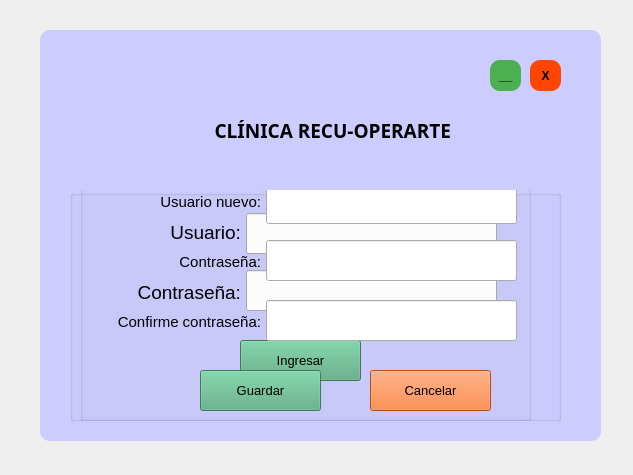
karmaly/Proyecto, file modificar.ui: the form before one commit.
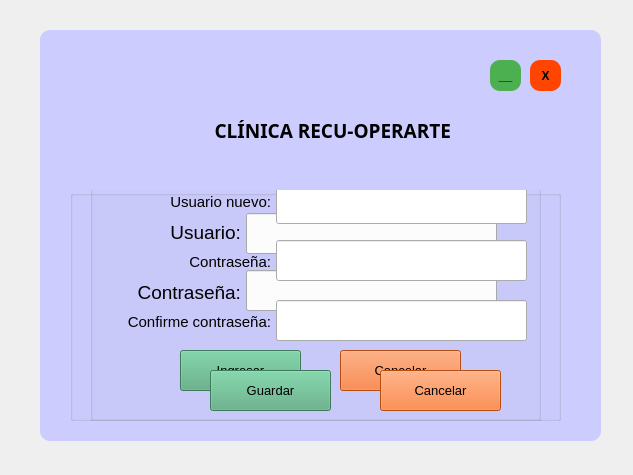
The form after the commit.

```diff
--- a/modificar.ui
+++ b/modificar.ui
@@ -203,8 +203,8 @@
     <widget class="QPushButton" name="ingresar">
      <property name="geometry">
       <rect>
-       <x>170</x>
-       <y>150</y>
+       <x>110</x>
+       <y>160</y>
        <width>121</width>
        <height>41</height>
       </rect>
@@ -245,10 +245,31 @@
       <set>Qt::AlignRight|Qt::AlignTrailing|Qt::AlignVCenter</set>
      </property>
     </widget>
+    <widget class="QPushButton" name="cancelar">
+     <property name="geometry">
+      <rect>
+       <x>270</x>
+       <y>160</y>
+       <width>121</width>
+       <height>41</height>
+      </rect>
+     </property>
+     <property name="font">
+      <font>
+       <pointsize>10</pointsize>
+      </font>
+     </property>
+     <property name="styleSheet">
+      <string notr="true">background-color:  #FF6C17;</string>
+     </property>
+     <property name="text">
+      <string>Cancelar</string>
+     </property>
+    </widget>
     <widget class="QGroupBox" name="cambio">
      <property name="geometry">
       <rect>
-       <x>10</x>
+       <x>20</x>
        <y>-30</y>
        <width>451</width>
        <height>261</height>
@@ -278,7 +299,7 @@
        <string>Guardar</string>
       </property>
      </widget>
-     <widget class="QLabel" name="label_2">
+     <widget class="QLabel" name="label_4">
       <property name="geometry">
        <rect>
         <x>50</x>
@@ -318,7 +339,7 @@
        </font>
       </property>
      </widget>
-     <widget class="QLabel" name="label_4">
+     <widget class="QLabel" name="label_7">
       <property name="geometry">
        <rect>
         <x>10</x>
@@ -342,7 +363,7 @@
        <set>Qt::AlignRight|Qt::AlignTrailing|Qt::AlignVCenter</set>
       </property>
      </widget>
-     <widget class="QPushButton" name="cancelar">
+     <widget class="QPushButton" name="cancelar_2">
       <property name="geometry">
        <rect>
         <x>290</x>
```
Left out of the diff: 2 changed lines with no effect on the pictures.
